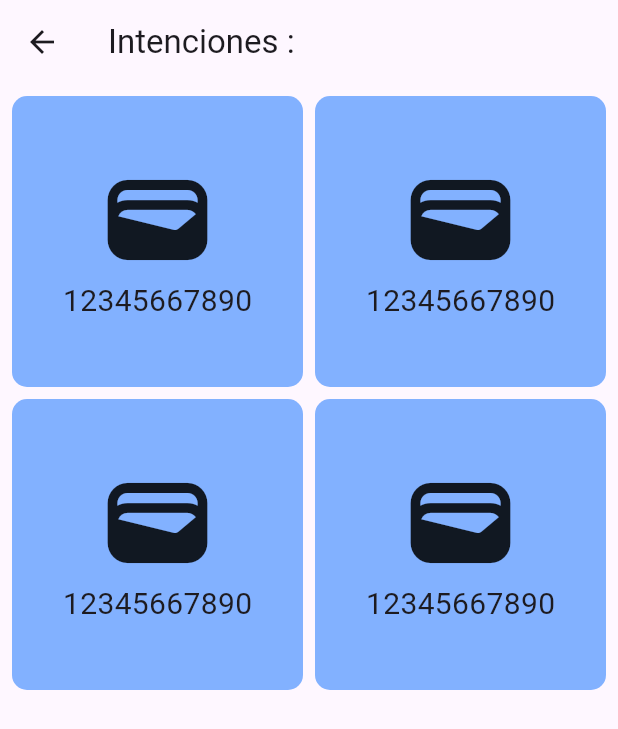
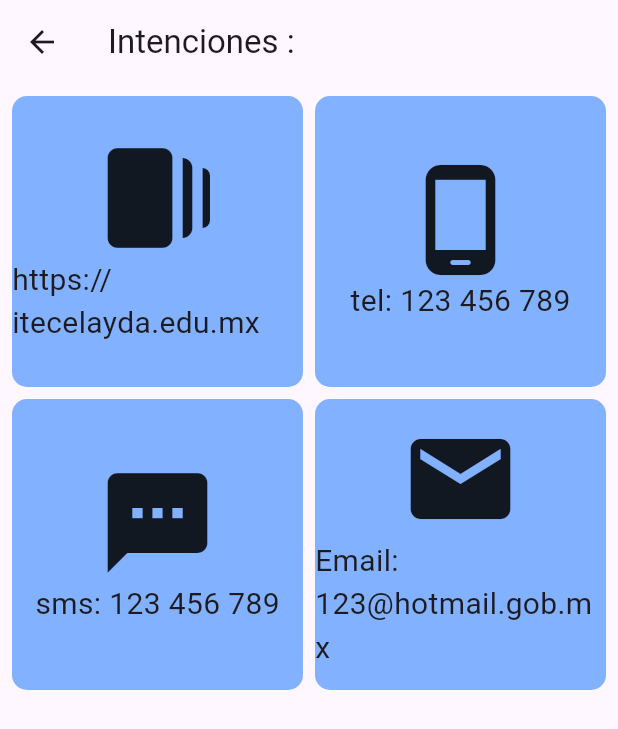
Before and after one commit to JPablo1013/TAP2024FLUTTER, a Flutter app: the IntencionesScreen screen opened by its route, on a phone screen of 412 x 824 dp. Shown: the top 729 px of the screen. Run offline on Flutter 3.47's test engine with Material 3 defaults, Android fonts, the phone set to English and light mode, and no system bars; our stand-ins replace lottie; missing offline and left inert: day_night_switcher, splash_view.

Commit message:
pagina web

```diff
--- a/lib/screens/intenciones_screen.dart
+++ b/lib/screens/intenciones_screen.dart
@@ -1,4 +1,5 @@
 import 'package:flutter/material.dart';
+import 'package:url_launcher/url_launcher.dart';
 
 class IntencionesScreen extends StatelessWidget {
   const IntencionesScreen({super.key});
@@ -15,16 +16,26 @@ class IntencionesScreen extends StatelessWidget {
           mainAxisSpacing: 8
         ),
         children: [
-            intentCard(),
-            intentCard(),
-            intentCard(),
-            intentCard(),
+            intentCard(icon: Icons.web_stories, title: 'https://itecelayda.edu.mx', sizeLetter: 20, actionFunction: openWeb ),
+            intentCard(title: 'tel: 123 456 789', icon: Icons.phone_android_rounded, sizeLetter: 25),
+            intentCard(title: 'sms: 123 456 789', icon: Icons.sms, sizeLetter: 20),
+            intentCard(title: 'Email: 123@hotmail.gob.mx', icon: Icons.email, sizeLetter: 20),
         ],
       ),
     );
   }
-  Widget intentCard(){
-    return Container(
+
+  openWeb() async{
+      Uri uri = Uri.parse('https://celaya.tecnm.mx');
+     if(await canLaunchUrl(uri)){
+      launchUrl(uri);
+     }
+  }
+
+  Widget intentCard({required String title, required IconData icon, double sizeLetter = 25,  Function()? actionFunction}){
+    return GestureDetector(
+      onTap: actionFunction,
+      child: Container(
         height: 130,
         decoration: BoxDecoration(
           borderRadius: BorderRadius.circular(10),
@@ -33,9 +44,10 @@ class IntencionesScreen extends StatelessWidget {
         child: Column(
           mainAxisAlignment: MainAxisAlignment.center,
           children: [
-          Icon(Icons.wallet, size: 80,),
-          Text('12345667890', style: TextStyle(fontSize: 20),)
+            Icon(icon, size: 80,),
+            Text(title, style: TextStyle(fontSize: 20),)
           ],
+        ),
       ),
     );
   }
--- a/pubspec.yaml
+++ b/pubspec.yaml
@@ -30,6 +30,7 @@ environment:
 dependencies:
   flutter:
     sdk: flutter
+  url_launcher: ^6.2.6
 
 
   # The following adds the Cupertino Icons font to your application.
```
Also changed, not shown: pubspec.lock, 5 other files. Lines whose indentation alone changed are shown as unchanged.
